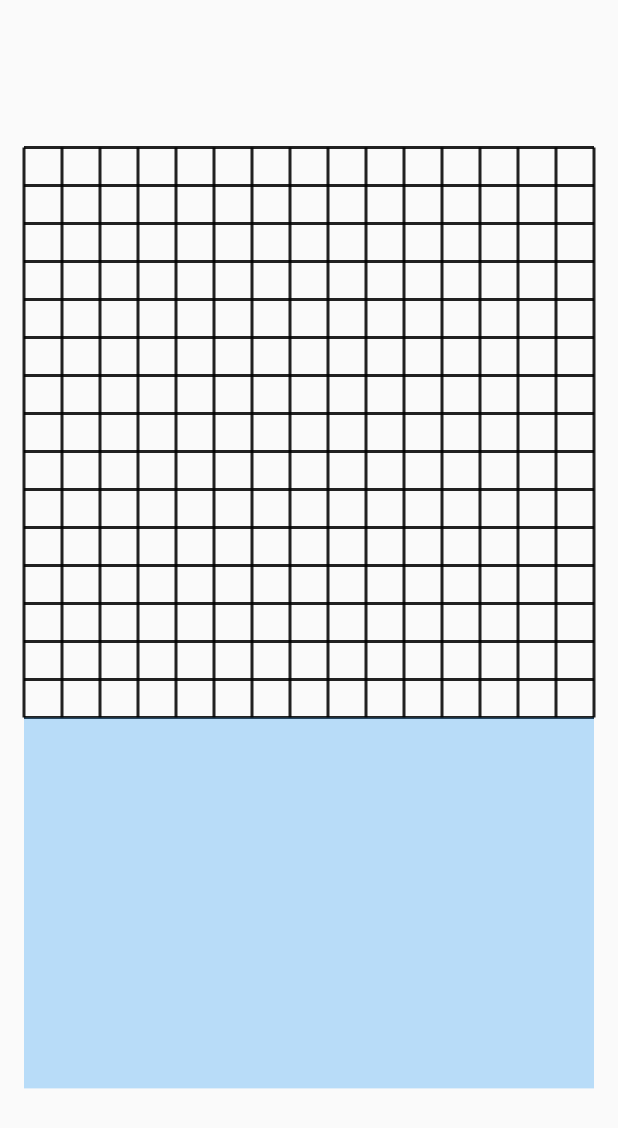
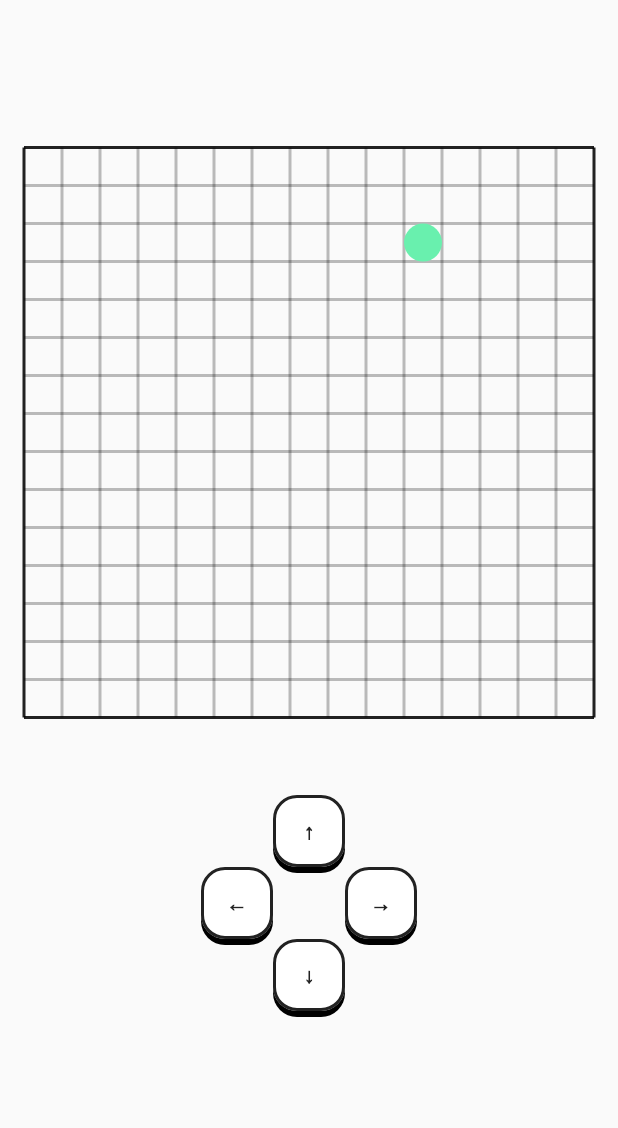
Before and after one commit to Kurogoma4D/flutter_snake, a Flutter app: the screen it shows after launch, on a phone screen of 412 x 824 dp. Shown: the top 1128 px of the screen. Run offline on Flutter 3.47's test engine with Material 2 defaults, Android fonts, the phone set to English and light mode, and no system bars; our stand-ins replace flutter_riverpod, freezed_annotation; generated files the repository leaves out were written again.

Commit message:
add: clock and game controller

```diff
--- /dev/null
+++ b/lib/app_state/app_state_controller.dart
@@ -0,0 +1,27 @@
+import 'dart:ui';
+import 'dart:math' as math;
+
+import 'package:flutter_riverpod/flutter_riverpod.dart';
+import 'package:flutter_snake/app_state/app_state.dart';
+import 'package:flutter_snake/game_board.dart';
+
+final _random = math.Random();
+
+final appStateControllerProvider = Provider((ref) => AppStateController(
+      state: AppState(
+        player: Offset(
+          _random.nextInt(BOARD_SIZE).toDouble(),
+          _random.nextInt(BOARD_SIZE).toDouble(),
+        ),
+      ),
+    ));
+
+class AppStateController {
+  AppState state;
+
+  AppStateController({this.state});
+
+  void setDirection(InputDirection value) {
+    state = state.copyWith(currentDirection: value);
+  }
+}
--- a/lib/base_page.dart
+++ b/lib/base_page.dart
@@ -1,5 +1,6 @@
 import 'package:flutter/material.dart';
 import 'package:flutter_snake/game_board.dart';
+import 'package:flutter_snake/game_controller.dart';
 
 class BasePage extends StatelessWidget {
   const BasePage({Key key}) : super(key: key);
@@ -23,9 +24,7 @@ class BasePage extends StatelessWidget {
               ),
               Flexible(
                 flex: 3,
-                child: Container(
-                  color: Colors.blue.withOpacity(0.3),
-                ),
+                child: const GameController(),
               ),
             ],
           ),
--- a/lib/game_board.dart
+++ b/lib/game_board.dart
@@ -1,30 +1,41 @@
 import 'package:flutter/material.dart';
 import 'package:flutter_riverpod/all.dart';
-
-enum InputDirection { none, left, up, right, down }
-
-final snakeLengthProvider = StateProvider((_) => 1);
-final directionProvider = StateProvider((_) => InputDirection.none);
-final playerCoordProvider = StateProvider((_) => Offset.zero);
+import 'package:flutter_snake/app_state/app_state.dart';
+import 'package:flutter_snake/app_state/app_state_controller.dart';
 
 const BOARD_SIZE = 15;
+
+final clockProvider = StreamProvider.autoDispose<int>((ref) async* {
+  final baseStream =
+      Stream<int>.periodic(const Duration(milliseconds: 500), (c) => c);
+  bool _enabled = true;
+  ref.onDispose(() => _enabled = false);
+
+  await for (final value in baseStream) {
+    if (_enabled) yield value;
+  }
+});
 
 class GameBoard extends ConsumerWidget {
   const GameBoard({Key key}) : super(key: key);
 
   @override
   Widget build(BuildContext context, ScopedReader watch) {
-    final length = watch(snakeLengthProvider);
-    final direction = watch(directionProvider);
-    final player = watch(playerCoordProvider);
-    return RepaintBoundary(
-      child: CustomPaint(
-        painter: BoardPainter(
-          player: player.state,
-          direction: direction.state,
-          snakeLength: length.state,
+    final clock = watch(clockProvider);
+    final controller = watch(appStateControllerProvider);
+
+    return clock.when(
+      data: (value) => RepaintBoundary(
+        child: CustomPaint(
+          painter: BoardPainter(
+            player: controller.state.player,
+            direction: controller.state.currentDirection,
+            snake: controller.state.snake,
+          ),
         ),
       ),
+      loading: () => Container(),
+      error: (_, __) => Container(),
     );
   }
 }
@@ -32,32 +43,53 @@ class GameBoard extends ConsumerWidget {
 class BoardPainter extends CustomPainter {
   final Offset player;
   final InputDirection direction;
-  final int snakeLength;
+  final List<Offset> snake;
 
   static final borderPaint = Paint()
     ..color = Colors.black87
     ..strokeWidth = 2.0;
 
-  BoardPainter({this.player, this.direction, this.snakeLength});
+  static final innerBorderPaint = Paint()
+    ..color = Colors.black26
+    ..strokeWidth = 2.0;
+
+  BoardPainter({this.player, this.direction, this.snake});
 
   @override
   void paint(Canvas canvas, Size size) {
-    drawBoard(canvas, size);
+    final gridSize = size.width / BOARD_SIZE;
+
+    drawBoard(canvas, size, gridSize);
+    drawPlayer(canvas, size, gridSize);
   }
 
-  void drawBoard(Canvas canvas, Size size) {
-    final gridSize = size.width / BOARD_SIZE;
+  void drawBoard(Canvas canvas, Size size, double gridSize) {
     // draw row
     for (int i = 0; i < BOARD_SIZE + 1; i++) {
-      canvas.drawLine(Offset(0.0, i * gridSize),
-          Offset(size.width, i * gridSize), borderPaint);
+      canvas.drawLine(
+        Offset(0.0, i * gridSize),
+        Offset(size.width, i * gridSize),
+        i % BOARD_SIZE == 0 ? borderPaint : innerBorderPaint,
+      );
     }
 
     // draw column
     for (int i = 0; i < BOARD_SIZE + 1; i++) {
-      canvas.drawLine(Offset(i * gridSize, 0.0),
-          Offset(i * gridSize, size.height), borderPaint);
+      canvas.drawLine(
+        Offset(i * gridSize, 0.0),
+        Offset(i * gridSize, size.height),
+        i % BOARD_SIZE == 0 ? borderPaint : innerBorderPaint,
+      );
     }
+  }
+
+  void drawPlayer(Canvas canvas, Size size, double gridSize) {
+    final playerPaint = Paint()..color = Colors.greenAccent;
+    canvas.drawCircle(
+        (player / BOARD_SIZE.toDouble() * size.width)
+            .translate(gridSize / 2, gridSize / 2),
+        gridSize / 2,
+        playerPaint);
   }
 
   @override
--- /dev/null
+++ b/lib/game_controller.dart
@@ -0,0 +1,106 @@
+import 'package:flutter/material.dart';
+import 'package:flutter_snake/app_state/app_state.dart';
+import 'package:flutter_snake/app_state/app_state_controller.dart';
+import 'package:flutter_riverpod/flutter_riverpod.dart';
+
+const BUTTON_SIZE = 48.0;
+
+class GameController extends StatelessWidget {
+  const GameController({Key key}) : super(key: key);
+
+  @override
+  Widget build(BuildContext context) {
+    return Center(
+      child: Column(
+        mainAxisAlignment: MainAxisAlignment.center,
+        children: [
+          _DirectionButton(direction: InputDirection.up),
+          Row(
+            mainAxisAlignment: MainAxisAlignment.center,
+            children: [
+              _DirectionButton(direction: InputDirection.left),
+              const SizedBox(width: BUTTON_SIZE),
+              _DirectionButton(direction: InputDirection.right),
+            ],
+          ),
+          _DirectionButton(direction: InputDirection.down),
+        ],
+      ),
+    );
+  }
+}
+
+class _DirectionButton extends StatefulWidget {
+  const _DirectionButton({Key key, @required this.direction}) : super(key: key);
+
+  final InputDirection direction;
+
+  @override
+  __DirectionButtonState createState() => __DirectionButtonState();
+}
+
+class __DirectionButtonState extends State<_DirectionButton> {
+  bool isPressed = false;
+
+  String getButtonText() {
+    switch (widget.direction) {
+      case InputDirection.left:
+        return '←';
+      case InputDirection.up:
+        return '↑';
+      case InputDirection.right:
+        return '→';
+      case InputDirection.down:
+        return '↓';
+      case InputDirection.none:
+      default:
+        return '';
+    }
+  }
+
+  @override
+  Widget build(BuildContext context) {
+    return GestureDetector(
+      onTapDown: (_) => setState(() => isPressed = true),
+      onTapUp: (_) => setState(() => isPressed = false),
+      onTapCancel: () => setState(() => isPressed = false),
+      onTap: () => context
+          .read(appStateControllerProvider)
+          .setDirection(widget.direction),
+      child: _DirectionButtonView(
+        text: getButtonText(),
+        isPressed: isPressed,
+      ),
+    );
+  }
+}
+
+class _DirectionButtonView extends StatelessWidget {
+  const _DirectionButtonView({Key key, this.isPressed, this.text})
+      : super(key: key);
+
+  final bool isPressed;
+  final String text;
+
+  @override
+  Widget build(BuildContext context) {
+    return AnimatedContainer(
+      duration: const Duration(milliseconds: 250),
+      height: BUTTON_SIZE,
+      width: BUTTON_SIZE,
+      decoration: BoxDecoration(
+          color: Colors.white,
+          border: Border.all(color: Colors.black87, width: 2),
+          borderRadius: BorderRadius.circular(16),
+          boxShadow: [
+            BoxShadow(offset: isPressed ? Offset(0.0, 1.0) : Offset(0.0, 4.0))
+          ]),
+      child: Center(
+        child: Text(
+          text,
+          style: TextStyle(color: Colors.black87, fontWeight: FontWeight.bold),
+        ),
+      ),
+    );
+  }
+}
```
